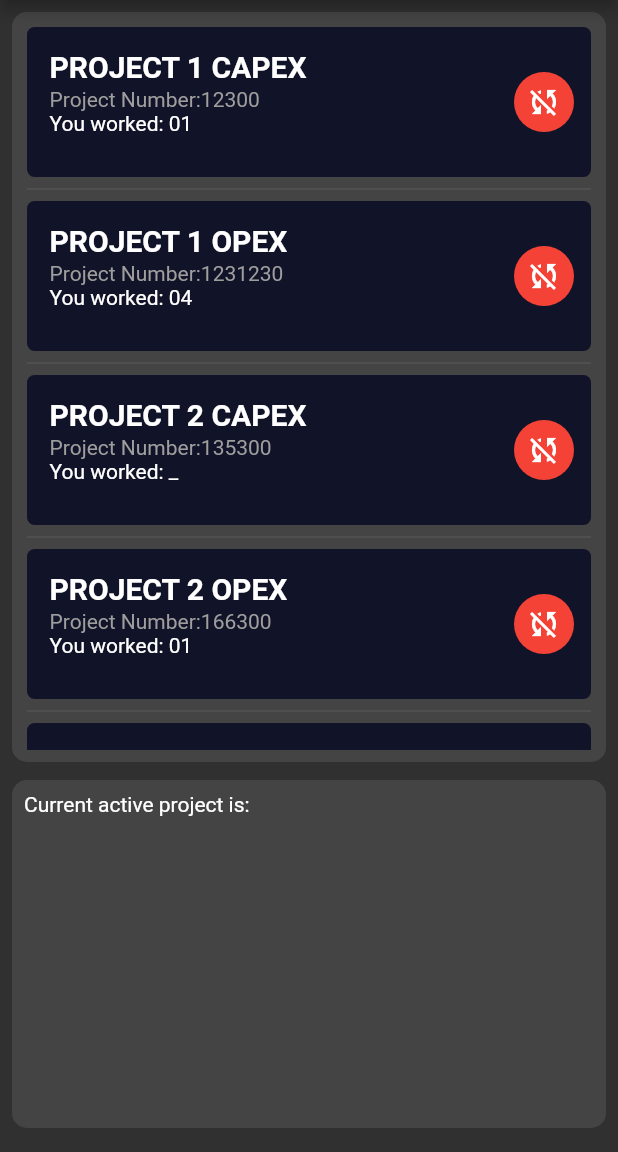
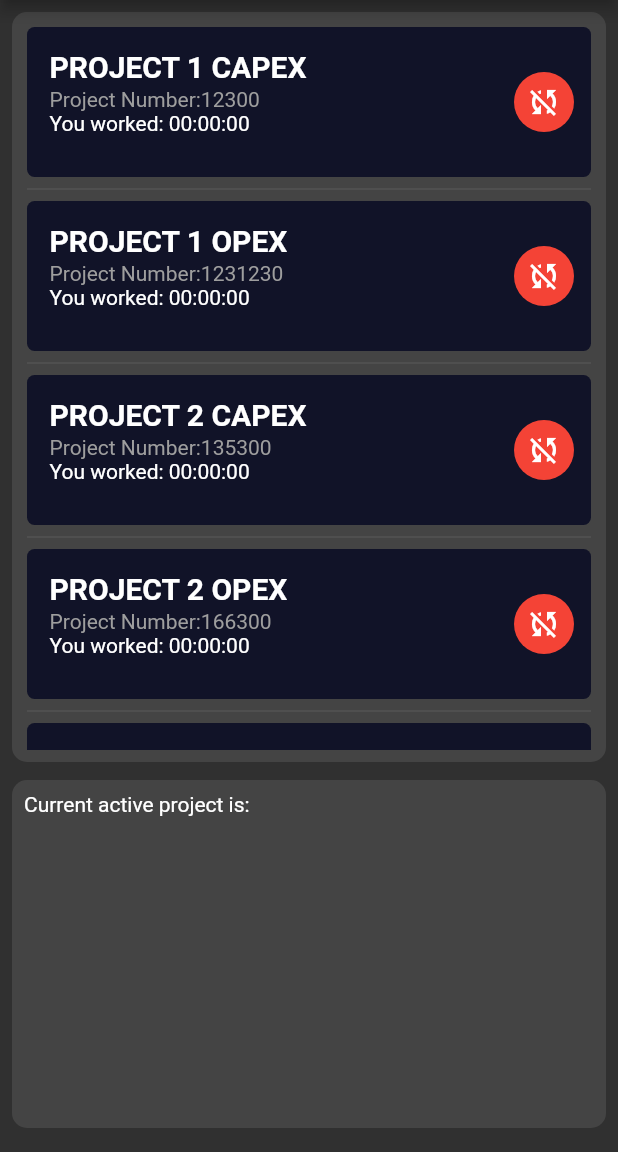
Before and after one commit to hairymanape/timerProject, a Flutter app: the screen it shows after launch, on a phone screen of 412 x 824 dp, the part 84-1236 px from its top. Run offline on Flutter 3.47's test engine with Material 2 defaults, Android fonts, the phone set to English and light mode, and no system bars.

```diff
--- a/lib/brain/timing.dart
+++ b/lib/brain/timing.dart
@@ -1,15 +1,13 @@
 import 'dart:async';
 import 'package:flutter/material.dart';
-
 
 /******************************* COMMENT FOR MATT *******************************/
 /// I changed this from being a widget to a plain dart class.
 /// It doesn't need to display itself and it was easier this way :p
 
-
 class TimerBrain extends ChangeNotifier {
   int elapsedMilliseconds;
-  String stopTimeToDisplay = "_";
+  String stopTimeToDisplay = "00:00:00";
 
   bool _isRunning = false;
   final Stopwatch _stopwatch = Stopwatch();
@@ -28,10 +26,14 @@ class TimerBrain extends ChangeNotifier {
     }
   }
 
+  //Have modified the following to convert seconds into hh:mm:ss
   _setTimeToDisplay() {
-    // Add the startCount to the elapsed time
     stopTimeToDisplay =
-        (_stopwatch.elapsed.inSeconds + startCount).toString().padLeft(2, "0");
+        (_stopwatch.elapsed.inHours).toString().padLeft(2, "0") +
+            (":") +
+            (_stopwatch.elapsed.inMinutes % 60).toString().padLeft(2, "0") +
+            (":") +
+            (_stopwatch.elapsed.inSeconds % 60).toString().padLeft(2, "0");
   }
 
   void startTimer() {
@@ -49,7 +51,6 @@ class TimerBrain extends ChangeNotifier {
   }
 
   void startStopWatch() {
-
     // this likely isn't required but is just an extra check to avoid calling start if it is already started
     if (_isRunning) {
       return;
--- a/lib/widgets/projectCard.dart
+++ b/lib/widgets/projectCard.dart
@@ -1,6 +1,6 @@
 import 'package:flutter/material.dart';
 import 'package:timer/brain/timing.dart';
-import 'package:timer/constants.dart';
+import 'package:timer/constants/constants.dart';
 
 /******************************* COMMENT FOR MATT *******************************/
 /// I changed this from being a stateless widget to a stateful widget
--- a/lib/widgets/projectListView.dart
+++ b/lib/widgets/projectListView.dart
@@ -1,5 +1,5 @@
 import 'package:flutter/material.dart';
-import 'package:timer/constants.dart';
+import 'package:timer/constants/constants.dart';
 import 'package:timer/project/project.dart';
 import 'projectCard.dart';
 
@@ -12,12 +12,12 @@ class _ProjectListViewState extends State<ProjectListView> {
   int _selectedIndex;
   final int itemCount = 1;
   final List projectList = [
-    Project('PROJECT 1 CAPEX', 12300, 1),
-    Project('PROJECT 1 OPEX', 1231230, 4),
+    Project('PROJECT 1 CAPEX', 12300, 0),
+    Project('PROJECT 1 OPEX', 1231230, 0),
     Project('PROJECT 2 CAPEX', 135300, 0),
-    Project('PROJECT 2 OPEX', 166300, 1),
-    Project('PROJECT 3 CAPEX', 1890, 8),
-    Project('PROJECT 4 OPEX', 12690, 6),
+    Project('PROJECT 2 OPEX', 166300, 0),
+    Project('PROJECT 3 CAPEX', 1890, 58),
+    Project('PROJECT 4 OPEX', 12690, 0),
   ];
 
   onProjectTap(int index) {
@@ -36,6 +36,7 @@ class _ProjectListViewState extends State<ProjectListView> {
       itemCount: projectList.length,
       itemBuilder: (BuildContext context, int index) {
         return GestureDetector(
+            //TODO: implement switch to allow for a disabling of a task
             onTap: () => onProjectTap(index),
             child: Container(
               key: ValueKey(index),
@@ -65,14 +66,3 @@ class _ProjectListViewState extends State<ProjectListView> {
     );
   }
 }
-
-/*
-icon:
-            cardColour: projectList[index].isSelected == true
-                ? kActiveCardColour
-                : kInactiveCardColour,
-            textColour: kInactiveTextColour,
-            iconColour: projectList[index].isActive == true
-                ? Colors.green
-                : kInactiveCardColour,
-*/
```
Also changed, not shown: lib/constants/constants.dart (renamed from lib/constants.dart).
